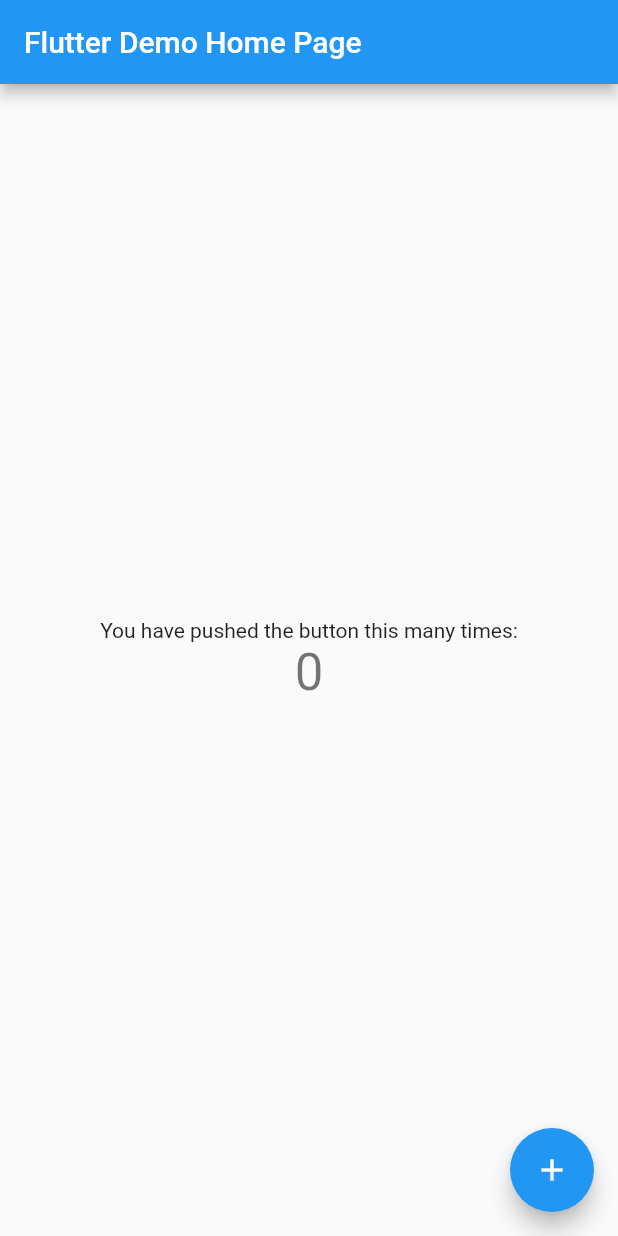
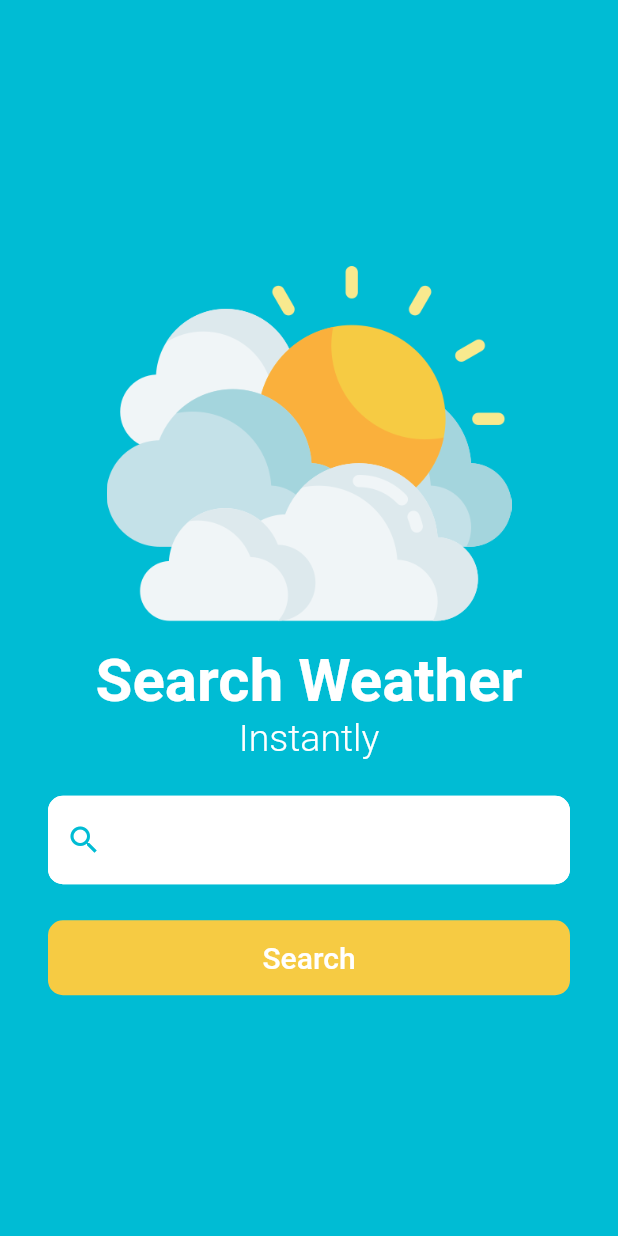
Before and after one commit to Denismr7/flutter-weather-app, a Flutter app: the screen it shows after launch, on a phone screen of 412 x 824 dp. Run offline on Flutter 3.47's test engine with Material 2 defaults, Android fonts, the phone set to English and light mode, and no system bars; our stand-ins replace bloc, equatable.

Commit message:
Main design completed

```diff
--- a/lib/WeatherBloc.dart
+++ b/lib/WeatherBloc.dart
@@ -1,12 +1,10 @@
 import 'package:bloc/bloc.dart';
 import 'package:equatable/equatable.dart';
-import 'package:flutter/rendering.dart';
 import 'package:weather_app/WeatherModel.dart';
 import 'package:weather_app/WeatherRepo.dart';
 
 class WeatherEvent extends Equatable {
   @override
-  // TODO: implement props
   List<Object> get props => [];
 }
 
--- a/lib/main.dart
+++ b/lib/main.dart
@@ -5,113 +5,102 @@ void main() {
 }
 
 class MyApp extends StatelessWidget {
-  // This widget is the root of your application.
   @override
   Widget build(BuildContext context) {
     return MaterialApp(
-      title: 'Flutter Demo',
+      title: 'Weather App',
       theme: ThemeData(
-        // This is the theme of your application.
-        //
-        // Try running your application with "flutter run". You'll see the
-        // application has a blue toolbar. Then, without quitting the app, try
-        // changing the primarySwatch below to Colors.green and then invoke
-        // "hot reload" (press "r" in the console where you ran "flutter run",
-        // or simply save your changes to "hot reload" in a Flutter IDE).
-        // Notice that the counter didn't reset back to zero; the application
-        // is not restarted.
         primarySwatch: Colors.blue,
-        // This makes the visual density adapt to the platform that you run
-        // the app on. For desktop platforms, the controls will be smaller and
-        // closer together (more dense) than on mobile platforms.
-        visualDensity: VisualDensity.adaptivePlatformDensity,
       ),
-      home: MyHomePage(title: 'Flutter Demo Home Page'),
+      home: Scaffold(
+        resizeToAvoidBottomInset: false,
+        backgroundColor: Colors.cyan,
+        body: SearchPage(),
+      ),
     );
   }
 }
 
-class MyHomePage extends StatefulWidget {
-  MyHomePage({Key key, this.title}) : super(key: key);
-
-  // This widget is the home page of your application. It is stateful, meaning
-  // that it has a State object (defined below) that contains fields that affect
-  // how it looks.
-
-  // This class is the configuration for the state. It holds the values (in this
-  // case the title) provided by the parent (in this case the App widget) and
-  // used by the build method of the State. Fields in a Widget subclass are
-  // always marked "final".
-
-  final String title;
-
-  @override
-  _MyHomePageState createState() => _MyHomePageState();
-}
-
-class _MyHomePageState extends State<MyHomePage> {
-  int _counter = 0;
-
-  void _incrementCounter() {
-    setState(() {
-      // This call to setState tells the Flutter framework that something has
-      // changed in this State, which causes it to rerun the build method below
-      // so that the display can reflect the updated values. If we changed
-      // _counter without calling setState(), then the build method would not be
-      // called again, and so nothing would appear to happen.
-      _counter++;
-    });
-  }
-
+class SearchPage extends StatelessWidget {
   @override
   Widget build(BuildContext context) {
-    // This method is rerun every time setState is called, for instance as done
-    // by the _incrementCounter method above.
-    //
-    // The Flutter framework has been optimized to make rerunning build methods
-    // fast, so that you can just rebuild anything that needs updating rather
-    // than having to individually change instances of widgets.
-    return Scaffold(
-      appBar: AppBar(
-        // Here we take the value from the MyHomePage object that was created by
-        // the App.build method, and use it to set our appbar title.
-        title: Text(widget.title),
+    return Column(
+      mainAxisAlignment: MainAxisAlignment.center,
+      crossAxisAlignment: CrossAxisAlignment.center,
+      children: [
+        Center(
+          child: Container(
+            child: Image.asset('assets/cloud.png'),
+            height: 270,
+            width: 270,
           ),
-      body: Center(
-        // Center is a layout widget. It takes a single child and positions it
-        // in the middle of the parent.
+        ),
+        Container(
+          padding: EdgeInsets.only(left: 32, right: 32),
           child: Column(
-          // Column is also a layout widget. It takes a list of children and
-          // arranges them vertically. By default, it sizes itself to fit its
-          // children horizontally, and tries to be as tall as its parent.
-          //
-          // Invoke "debug painting" (press "p" in the console, choose the
-          // "Toggle Debug Paint" action from the Flutter Inspector in Android
-          // Studio, or the "Toggle Debug Paint" command in Visual Studio Code)
-          // to see the wireframe for each widget.
-          //
-          // Column has various properties to control how it sizes itself and
-          // how it positions its children. Here we use mainAxisAlignment to
-          // center the children vertically; the main axis here is the vertical
-          // axis because Columns are vertical (the cross axis would be
-          // horizontal).
-          mainAxisAlignment: MainAxisAlignment.center,
+            // TODO: Finish search bar component and adding BLOC state management
             children: <Widget>[
+              Text('Search Weather',
+                  style: TextStyle(
+                    fontWeight: FontWeight.bold,
+                    fontSize: 40,
+                    color: Colors.white,
+                  )),
               Text(
-              'You have pushed the button this many times:',
+                'Instantly',
+                style: TextStyle(
+                    fontSize: 25,
+                    fontWeight: FontWeight.w300,
+                    color: Colors.white),
               ),
-            Text(
-              '$_counter',
-              style: Theme.of(context).textTheme.headline4,
+              SizedBox(height: 24),
+              TextFormField(
+                decoration: InputDecoration(
+                  filled: true,
+                  fillColor: Colors.white,
+                  prefixIcon: Icon(
+                    Icons.search,
+                    color: Colors.cyan,
                   ),
+                  enabledBorder: OutlineInputBorder(
+                    borderRadius: BorderRadius.all(Radius.circular(10)),
+                    borderSide: BorderSide(
+                        color: Colors.white, style: BorderStyle.solid),
+                  ),
+                  focusedBorder: OutlineInputBorder(
+                    borderRadius: BorderRadius.all(Radius.circular(10)),
+                    borderSide: BorderSide(
+                        color: Colors.yellowAccent, style: BorderStyle.solid),
+                  ),
+                ),
+              ),
+              SizedBox(
+                height: 24,
+              ),
+              Container(
+                width: double.infinity,
+                height: 50,
+                child: FlatButton(
+                  onPressed: () => {null},
+                  shape: new RoundedRectangleBorder(
+                    borderRadius: BorderRadius.all(Radius.circular(10)),
+                  ),
+                  color: Color.fromARGB(255, 246, 203, 67),
+                  splashColor: Color.fromARGB(255, 250, 176, 60),
+                  disabledColor: Colors.grey,
+                  textColor: Colors.white,
+                  child: Text(
+                    'Search',
+                    style: TextStyle(
+                      fontSize: 20,
+                    ),
+                  ),
+                ),
+              )
             ],
           ),
-      ),
-      floatingActionButton: FloatingActionButton(
-        onPressed: _incrementCounter,
-        tooltip: 'Increment',
-        child: Icon(Icons.add),
-      ), // This trailing comma makes auto-formatting nicer for build methods.
+        )
+      ],
     );
   }
 }
```
Also changed, not shown: assets/cloud.png (added). Lines whose indentation alone changed are shown as unchanged.
